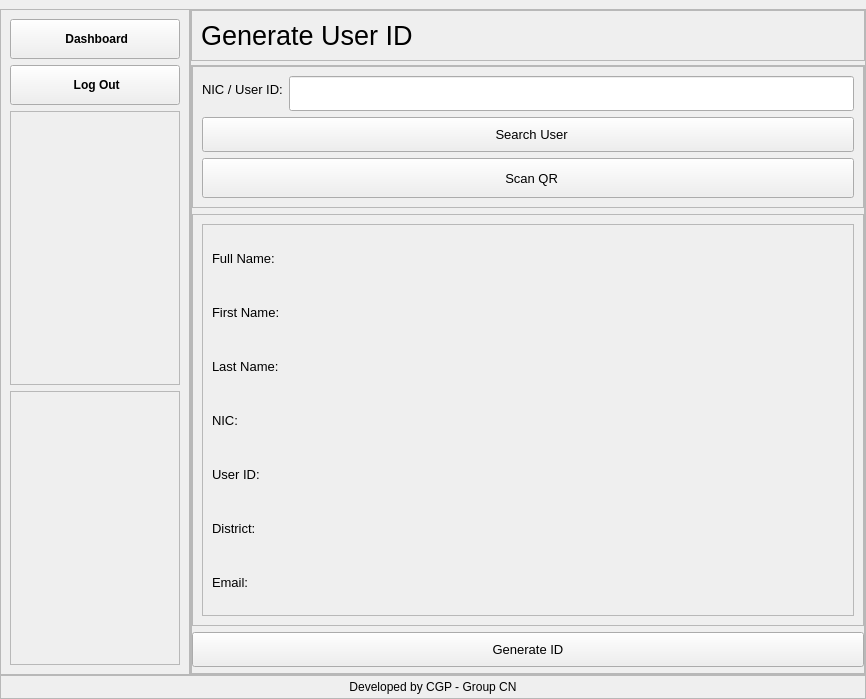
Before: the Qt Designer form config/ux.ui in upekshaip/medical-project-app, drawn with Qt 5.
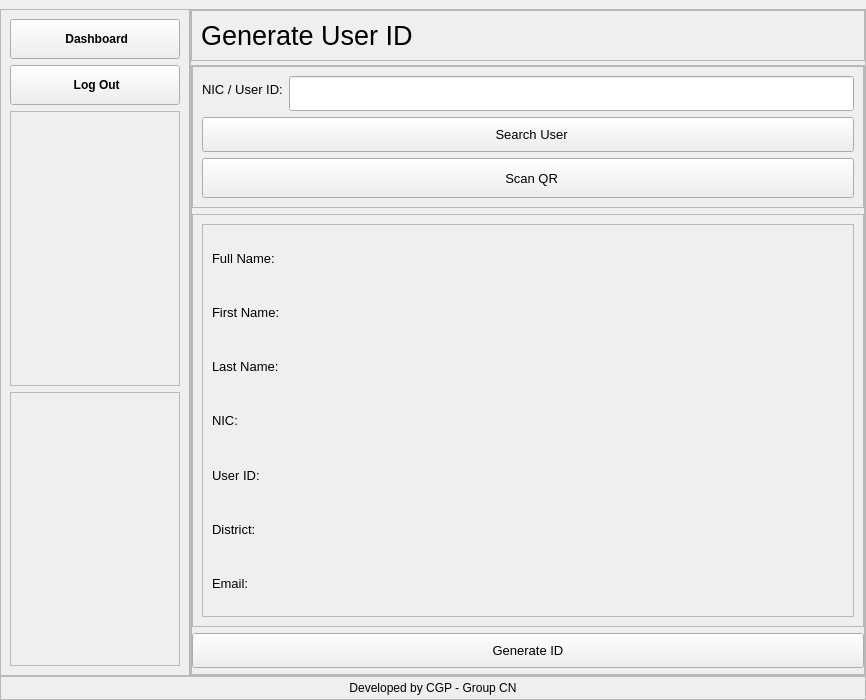
After: the same form once the commit is applied. The open tabs and pages were chosen to show the change. Icons and pictures are not drawn.

Patch:
```diff
--- a/config/ux.ui
+++ b/config/ux.ui
@@ -7,7 +7,7 @@
     <x>0</x>
     <y>0</y>
     <width>866</width>
-    <height>699</height>
+    <height>700</height>
    </rect>
   </property>
   <property name="windowTitle">
@@ -4098,7 +4098,7 @@
                 <x>0</x>
                 <y>0</y>
                 <width>672</width>
-                <height>597</height>
+                <height>598</height>
                </rect>
               </property>
               <layout class="QVBoxLayout" name="verticalLayout_23" stretch="0,1,0,0">
```
Left out of the diff: 2 changed lines with no effect on the pictures.
